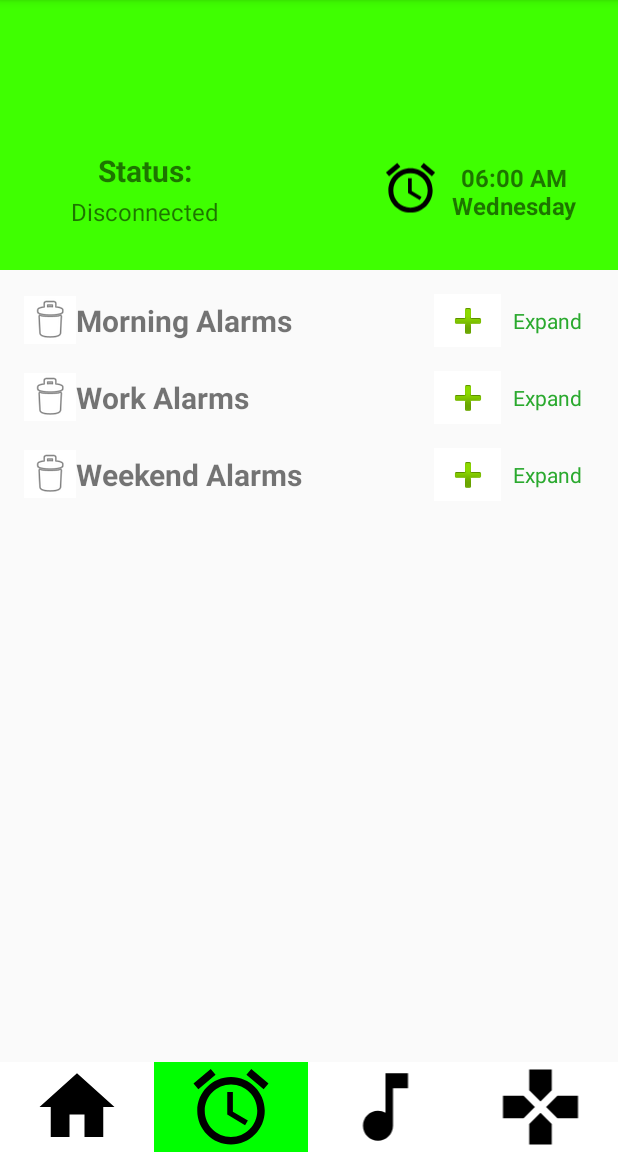
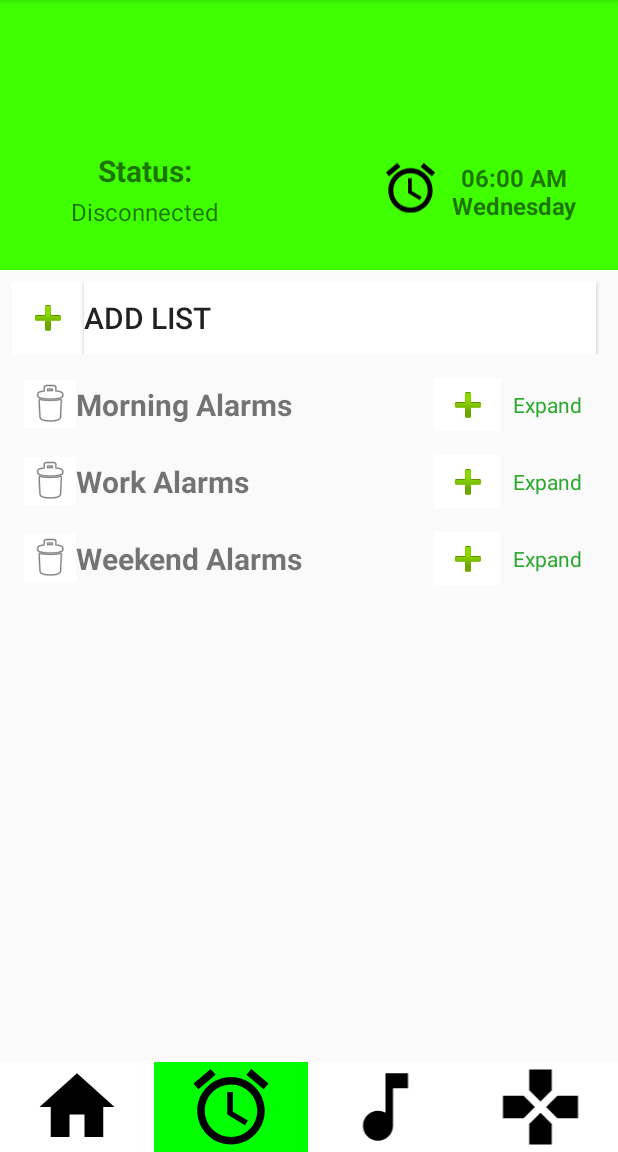
Before and after one commit to ChristosRomanos/AlarmEDMobileApp, an Android app built with Jetpack Compose: the screen it shows after launch (MainActivity), after a tap on an icon or button, on a phone screen of 412 x 824 dp, the part 84-1236 px from its top. Run offline under Robolectric (Android 15) with nearby library versions, the light colour scheme and no system bars.

Commit message:
Classification of files

```diff
--- a/app/src/main/res/layout/alarms.xml
+++ b/app/src/main/res/layout/alarms.xml
@@ -1,12 +1,48 @@
 <LinearLayout
     xmlns:android="http://schemas.android.com/apk/res/android"
+    xmlns:app="http://schemas.android.com/apk/res-auto"
     android:layout_width="match_parent"
     android:layout_height="match_parent"
     android:orientation="vertical"
     android:padding="8dp">
 
+    <!-- Add List Section -->
+    <LinearLayout
+        android:id="@+id/addListContainer"
+        android:layout_width="match_parent"
+        android:layout_height="wrap_content"
+        android:orientation="horizontal"
+        android:gravity="center_vertical">
+
+        <ImageButton
+            android:id="@+id/imageAddListBtn"
+            android:layout_width="48dp"
+            android:layout_height="48dp"
+            android:background="#FFFFFF"
+            android:duplicateParentState="false"
+            app:srcCompat="@android:drawable/ic_input_add" />
+
+        <Button
+            android:id="@+id/addListBtn"
+            android:layout_width="341dp"
+            android:layout_height="wrap_content"
+            android:background="#FFFFFF"
+            android:gravity="left|center_vertical"
+            android:text="Add List"
+            android:textSize="20sp" />
+    </LinearLayout>
+
+    <LinearLayout
+        android:id="@+id/dynamicContainer"
+        android:layout_width="match_parent"
+        android:layout_height="wrap_content"
+        android:orientation="vertical"
+        android:layout_marginTop="8dp" />
+
+    <!-- RecyclerView Section -->
     <androidx.recyclerview.widget.RecyclerView
         android:id="@+id/alarmRecyclerView"
         android:layout_width="match_parent"
         android:layout_height="match_parent" />
+
 </LinearLayout>
```
Also changed, not shown: app/src/main/java/com/example/alarmedmobileapp/Adapters/AlarmAdapter.kt (+12 -2 lines), app/src/main/java/com/example/alarmedmobileapp/Adapters/ViewPagerAdapter.kt (+74 -7 lines), app/src/main/res/layout/dynamic_row.xml (added, +35 -0 lines).
